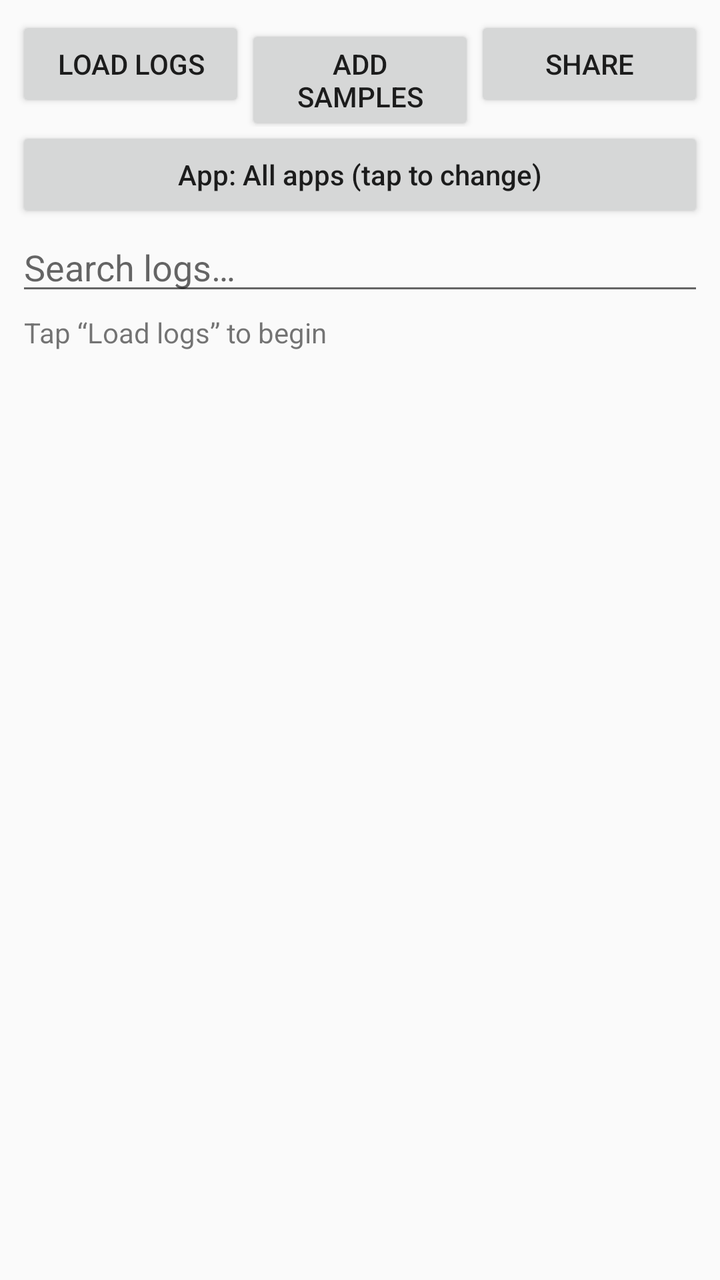
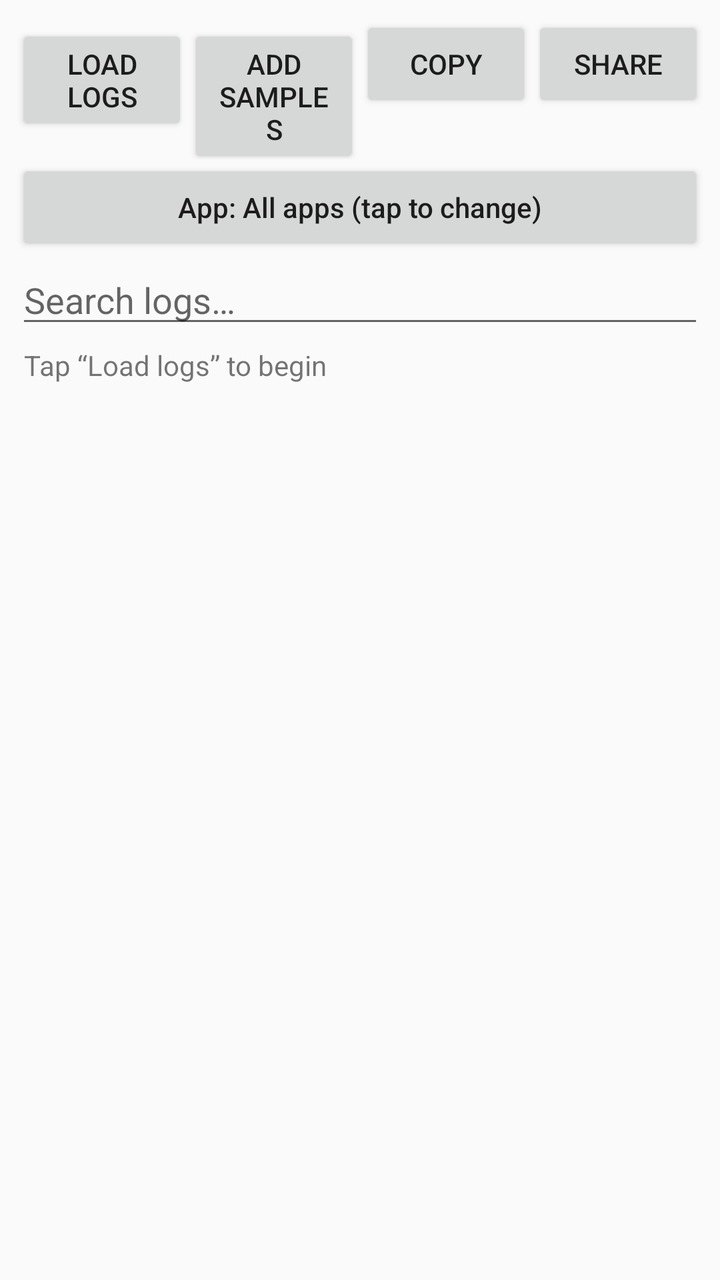

Compare the two renders of this Android layout. The source of the first and the diff that turns it into the second are given below.
<!-- AndroidManifest.xml: application theme Theme.LogSearch -->
<!-- res/layout/activity_main.xml -->
<?xml version="1.0" encoding="utf-8"?>
<LinearLayout xmlns:android="http://schemas.android.com/apk/res/android"
    android:layout_width="match_parent"
    android:layout_height="match_parent"
    android:orientation="vertical"
    android:padding="8dp">

    <LinearLayout
        android:layout_width="match_parent"
        android:layout_height="wrap_content"
        android:orientation="horizontal">

        <Button
            android:id="@+id/btnLoad"
            android:layout_width="0dp"
            android:layout_height="wrap_content"
            android:layout_weight="1"
            android:text="Load logs" />

        <Button
            android:id="@+id/btnSample"
            android:layout_width="0dp"
            android:layout_height="wrap_content"
            android:layout_weight="1"
            android:text="Add samples" />

        <Button
            android:id="@+id/btnShare"
            android:layout_width="0dp"
            android:layout_height="wrap_content"
            android:layout_weight="1"
            android:text="Share" />
    </LinearLayout>

    <Button
        android:id="@+id/btnApp"
        android:layout_width="match_parent"
        android:layout_height="wrap_content"
        android:text="App: All apps (tap to change)"
        android:textAllCaps="false" />

    <EditText
        android:id="@+id/etSearch"
        android:layout_width="match_parent"
        android:layout_height="wrap_content"
        android:hint="Search logs…"
        android:imeOptions="actionSearch"
        android:inputType="text"
        android:maxLines="1" />

    <TextView
        android:id="@+id/tvCount"
        android:layout_width="match_parent"
        android:layout_height="wrap_content"
        android:padding="4dp"
        android:text="Tap “Load logs” to begin" />

    <androidx.recyclerview.widget.RecyclerView
        android:id="@+id/recycler"
        android:layout_width="match_parent"
        android:layout_height="0dp"
        android:layout_weight="1" />
</LinearLayout>
<!-- resources referenced by this layout -->
<resources>
  <style name="Theme.LogSearch" parent="Theme.AppCompat.DayNight.DarkActionBar" />
</resources>

<!-- the commit's change to res/layout/activity_main.xml (unified diff, before → after) -->
@@ -23,6 +23,13 @@
             android:layout_height="wrap_content"
             android:layout_weight="1"
             android:text="Add samples" />
+
+        <Button
+            android:id="@+id/btnCopy"
+            android:layout_width="0dp"
+            android:layout_height="wrap_content"
+            android:layout_weight="1"
+            android:text="Copy" />
 
         <Button
             android:id="@+id/btnShare"
